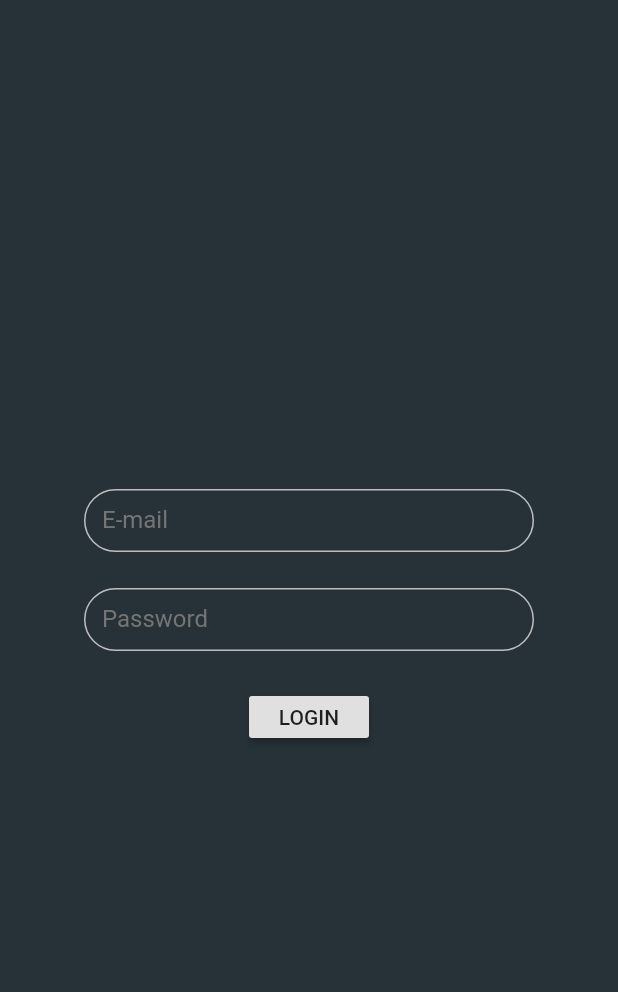
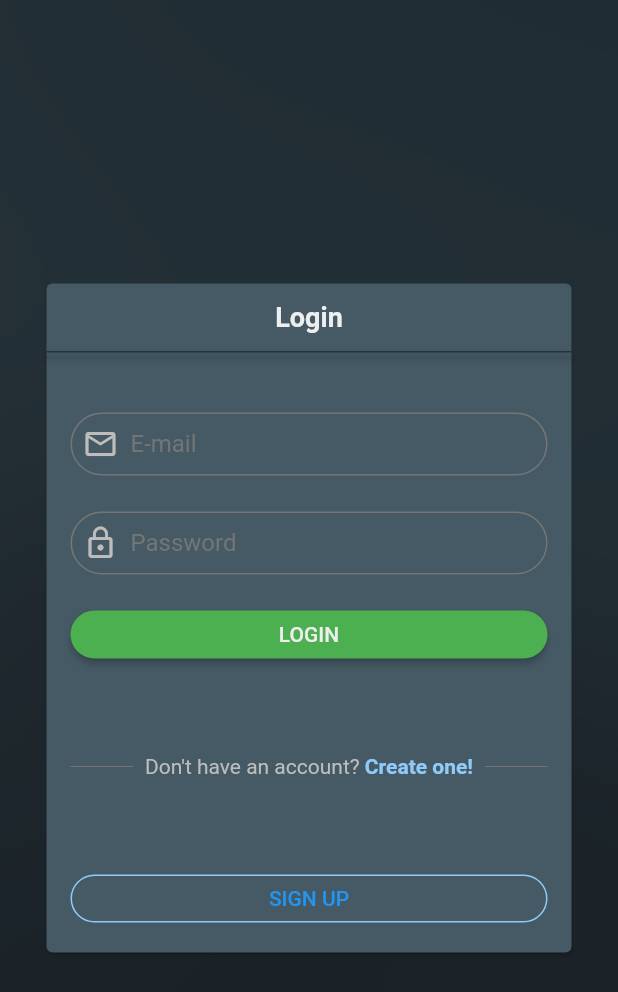
Before and after one commit to march-dev/gamesave-sync, a Flutter app: the LoginPage screen opened by its route, on a phone screen of 412 x 824 dp. Shown: the top 992 px of the screen. Run offline on Flutter 3.47's test engine with Material 2 defaults, Android fonts, the phone set to English and light mode, and no system bars; missing offline and left inert: flutter_simple_dependency_injection.

Commit message:
added section grouping files, added several widgets, added bg image, added signup page

```diff
--- a/lib/features/dashboard/dashboard.bloc.dart
+++ b/lib/features/dashboard/dashboard.bloc.dart
@@ -1,7 +1,6 @@
 import 'package:flutter/foundation.dart';
 
-import '../../services/base.bloc.dart';
-import '../../services/navigation.service.dart';
+import '../../services/services.dart';
 
 class DashboardBloc implements BaseBloc {
   const DashboardBloc({
--- /dev/null
+++ b/lib/features/features.dart
@@ -0,0 +1,4 @@
+export 'login/login.page.dart';
+export 'signup/signup.page.dart';
+export 'startup/startup.page.dart';
+export 'dashboard/dashboard.page.dart';
--- a/lib/features/login/login.bloc.dart
+++ b/lib/features/login/login.bloc.dart
@@ -1,16 +1,16 @@
 import 'package:flutter/foundation.dart';
 
-import '../../services/base.bloc.dart';
-import '../../services/auth.service.dart';
-import '../../services/navigation.service.dart';
+import '../../services/services.dart';
 
 class LoginBloc implements BaseBloc {
   const LoginBloc({
+    @required this.signupRoute,
     @required this.dashboardRoute,
     @required this.authService,
     @required this.navigationService,
   });
 
+  final String signupRoute;
   final String dashboardRoute;
   final AuthService authService;
   final NavigationService navigationService;
@@ -25,6 +25,8 @@ class LoginBloc implements BaseBloc {
     }
   }
 
+  void signUp() => navigationService.pushNamed(signupRoute);
+
   @override
   void dispose() {}
 }
--- a/lib/features/login/login.page.dart
+++ b/lib/features/login/login.page.dart
@@ -2,11 +2,10 @@ import 'package:flutter/material.dart';
 
 import 'package:flutter_simple_dependency_injection/injector.dart';
 
-import '../login/login.bloc.dart';
+import 'login.bloc.dart';
+import '../features.dart';
 import '../../widgets/widgets.dart';
-import '../dashboard/dashboard.page.dart';
-import '../../services/auth.service.dart';
-import '../../services/navigation.service.dart';
+import '../../services/services.dart';
 
 class LoginPage extends StatefulWidget {
   /// named route of [LoginPage]
@@ -20,6 +19,7 @@ class LoginPage extends StatefulWidget {
 
 class _LoginPageState extends State<LoginPage> {
   final LoginBloc bloc = LoginBloc(
+    signupRoute: SignupPage.route,
     dashboardRoute: DashboardPage.route,
     authService: Injector.getInjector().get<AuthService>(),
     navigationService: Injector.getInjector().get<NavigationService>(),
@@ -27,41 +27,63 @@ class _LoginPageState extends State<LoginPage> {
 
   @override
   Widget build(BuildContext context) {
-    return Scaffold(
-      body: Center(
-        child: ConstrainedBox(
-          constraints: BoxConstraints(
-            maxWidth: 300,
-          ),
-          child: ListView(
-            physics: const BouncingScrollPhysics(),
-            shrinkWrap: true,
-            children: <Widget>[
-              Column(
-                mainAxisAlignment: MainAxisAlignment.center,
-                crossAxisAlignment: CrossAxisAlignment.stretch,
-                mainAxisSize: MainAxisSize.min,
-                children: <Widget>[
+    return Background(
+      child: Scaffold(
+        backgroundColor: Colors.transparent,
+        body: AuthForm(
+          title: 'Login',
+          children: [
             InputForm(
               hintText: 'my@email.com',
               labelText: 'E-mail',
+              prefixIcon: Icons.mail_outline,
             ),
             const SizedBox(height: 24),
             InputForm(
               labelText: 'Password',
               obscureText: true,
+              prefixIcon: Icons.lock_outline,
             ),
             const SizedBox(height: 24),
-                  Center(
-                    child: RaisedButton(
+            Button(
               child: Text('LOGIN'),
               onPressed: () => bloc.login(),
+            ),
+            const SizedBox(height: 64),
+            Row(
+              children: <Widget>[
+                Expanded(child: Divider(color: Colors.grey[600])),
+                Padding(
+                  padding: const EdgeInsets.symmetric(horizontal: 8),
+                  child: Text.rich(
+                    TextSpan(
+                      children: [
+                        TextSpan(
+                          text: 'Don\'t have an account? ',
+                        ),
+                        TextSpan(
+                          text: 'Create one!',
+                          style: TextStyle(
+                            color: Colors.blue[200],
+                            fontWeight: FontWeight.bold,
                           ),
                         ),
                       ],
                     ),
+                    style: TextStyle(
+                      color: Colors.grey[400],
+                    ),
+                  ),
+                ),
+                Expanded(child: Divider(color: Colors.grey[600])),
               ],
             ),
+            const SizedBox(height: 64),
+            Button.outlined(
+              child: Text('SIGN UP'),
+              onPressed: () => bloc.signUp(),
+            ),
+          ],
         ),
       ),
     );
--- /dev/null
+++ b/lib/services/services.dart
@@ -0,0 +1,4 @@
+export 'base.bloc.dart';
+export 'auth.service.dart';
+export 'ioc.provider.dart';
+export 'navigation.service.dart';
--- /dev/null
+++ b/lib/widgets/auth_form.dart
@@ -0,0 +1,83 @@
+import 'package:flutter/material.dart';
+
+class AuthForm extends StatelessWidget {
+  const AuthForm({
+    Key key,
+    @required this.title,
+    @required this.children,
+  })  : assert(title != null),
+        assert(children != null),
+        super(key: key);
+
+  final String title;
+  final Iterable<Widget> children;
+
+  @override
+  Widget build(BuildContext context) {
+    return Center(
+      child: Card(
+        color: Colors.blueGrey[700],
+        child: Container(
+          constraints: BoxConstraints(maxWidth: 350),
+          child: ListView(
+            physics: const BouncingScrollPhysics(),
+            shrinkWrap: true,
+            children: <Widget>[
+              const SizedBox(height: 12),
+              AuthFormTitle(title: title),
+              Padding(
+                padding: const EdgeInsets.all(16),
+                child: Form(
+                  child: Column(
+                    mainAxisSize: MainAxisSize.min,
+                    crossAxisAlignment: CrossAxisAlignment.stretch,
+                    children: <Widget>[
+                      ...children,
+                      const SizedBox(height: 4),
+                    ],
+                  ),
+                ),
+              ),
+            ],
+          ),
+        ),
+      ),
+    );
+  }
+}
+
+class AuthFormTitle extends StatelessWidget {
+  const AuthFormTitle({
+    Key key,
+    @required this.title,
+  })  : assert(title != null),
+        super(key: key);
+
+  final String title;
+
+  @override
+  Widget build(BuildContext context) {
+    return Column(
+      mainAxisSize: MainAxisSize.min,
+      crossAxisAlignment: CrossAxisAlignment.stretch,
+      children: <Widget>[
+        Text(
+          title,
+          style: TextStyle(
+            fontSize: 18,
+            color: Colors.grey[200],
+            fontWeight: FontWeight.bold,
+          ),
+          textAlign: TextAlign.center,
+        ),
+        const SizedBox(height: 12),
+        Material(
+          elevation: 2,
+          color: Colors.blueGrey[900],
+          child: const SizedBox(height: 1),
+        ),
+        const SizedBox(height: 24),
+      ],
+    );
+  }
+}
--- /dev/null
+++ b/lib/widgets/background.dart
@@ -0,0 +1,32 @@
+import 'package:flutter/material.dart';
+
+class Background extends StatelessWidget {
+  const Background({Key key, this.child}) : super(key: key);
+
+  final Widget child;
+
+  @override
+  Widget build(BuildContext context) {
+    return Stack(
+      children: <Widget>[
+        Container(
+          color: Colors.blueGrey[900],
+          child: Opacity(
+            opacity: 0.6,
+            child: Container(
+              decoration: BoxDecoration(
+                image: DecorationImage(
+                  colorFilter:
+                      ColorFilter.mode(Colors.blueGrey[900], BlendMode.multiply),
+                  image: AssetImage('images/background.png'),
+                  fit: BoxFit.cover,
+                ),
+              ),
+            ),
+          ),
+        ),
+        child,
+      ],
+    );
+  }
+}
--- /dev/null
+++ b/lib/widgets/button.dart
@@ -0,0 +1,106 @@
+import 'package:flutter/material.dart';
+
+enum _ButtonType { raised, flat, outlined }
+
+class ColorPreset {
+  const ColorPreset(
+    this.mainColor,
+    this.textColor,
+    this.borderSideColor,
+    this.highlightedBorderColor,
+  );
+
+  final Color mainColor;
+  final Color textColor;
+  final Color borderSideColor;
+  final Color highlightedBorderColor;
+
+  static const blueOutlined = ColorPreset(
+    Colors.blue,
+    Colors.blue,
+    Color(0xff90caf9),
+    Colors.blue,
+  );
+  static const greenRaised = ColorPreset(
+    Colors.green,
+    Color(0xffeeeeee),
+    Colors.green,
+    Colors.green,
+  );
+  static const blueRaised = ColorPreset(
+    Colors.blue,
+    Color(0xffeeeeee),
+    Colors.blue,
+    Colors.blue,
+  );
+}
+
+class Button extends StatelessWidget {
+  const Button({
+    Key key,
+    this.onPressed,
+    this.preset = ColorPreset.greenRaised,
+    @required this.child,
+  })  : type = _ButtonType.raised,
+        assert(child != null),
+        super(key: key);
+
+  const Button.outlined({
+    Key key,
+    this.onPressed,
+    this.preset = ColorPreset.blueOutlined,
+    @required this.child,
+  })  : type = _ButtonType.outlined,
+        assert(child != null),
+        super(key: key);
+
+  final _ButtonType type;
+
+  final ColorPreset preset;
+
+  final Widget child;
+  final VoidCallback onPressed;
+
+  Widget get _buildButton {
+    Widget result;
+
+    switch (type) {
+      case _ButtonType.outlined:
+        result = OutlineButton(
+          child: child,
+          onPressed: onPressed,
+          textColor: preset.textColor,
+          highlightedBorderColor: preset.highlightedBorderColor,
+          borderSide: BorderSide(
+            color: preset.borderSideColor,
+          ),
+          shape: RoundedRectangleBorder(
+            borderRadius: const BorderRadius.all(Radius.circular(30)),
+          ),
+        );
+        break;
+
+      case _ButtonType.raised:
+      default:
+        result = RaisedButton(
+          child: child,
+          onPressed: onPressed,
+          color: preset.mainColor,
+          textColor: preset.textColor,
+          shape: RoundedRectangleBorder(
+            borderRadius: const BorderRadius.all(Radius.circular(30)),
+          ),
+        );
+    }
+
+    return result;
+  }
+
+  @override
+  Widget build(BuildContext context) {
+    return Container(
+      height: 32,
+      child: _buildButton,
+    );
+  }
+}
--- a/lib/widgets/input.dart
+++ b/lib/widgets/input.dart
@@ -1,15 +1,50 @@
 import 'package:flutter/material.dart';
+
+InputDecoration _getInputDecoration({
+  @required String hintText,
+  @required String labelText,
+  @required IconData prefixIcon,
+}) =>
+    InputDecoration(
+      contentPadding: const EdgeInsets.symmetric(horizontal: 12),
+      focusedBorder: OutlineInputBorder(
+        borderRadius: const BorderRadius.all(Radius.circular(30)),
+        borderSide: BorderSide(color: Colors.grey[400]),
+        gapPadding: prefixIcon != null ? 8 : 0,
+      ),
+      enabledBorder: OutlineInputBorder(
+        borderRadius: const BorderRadius.all(Radius.circular(30)),
+        borderSide: BorderSide(color: Colors.grey[600]),
+        gapPadding: prefixIcon != null ? 8 : 0,
+      ),
+      hintText: hintText,
+      labelText: labelText,
+      hintStyle: TextStyle(
+        color: Colors.grey[600],
+      ),
+      labelStyle: TextStyle(
+        color: Colors.grey[600],
+      ),
+      prefixIcon: prefixIcon != null
+          ? Icon(
+              prefixIcon,
+              color: Colors.grey[400],
+            )
+          : null,
+    );
 
 class Input extends StatelessWidget {
   const Input({
     Key key,
     this.hintText,
     this.labelText,
+    this.prefixIcon,
     this.obscureText = false,
   }) : super(key: key);
 
   final String hintText;
   final String labelText;
+  final IconData prefixIcon;
 
   final bool obscureText;
 
@@ -18,31 +53,10 @@ class Input extends StatelessWidget {
     return Container(
       height: 42,
       child: TextFormField(
-        decoration: InputDecoration(
-          contentPadding: const EdgeInsets.symmetric(horizontal: 12),
-          border: OutlineInputBorder(
-            borderRadius: const BorderRadius.all(Radius.circular(30)),
-            borderSide: BorderSide(color: Colors.grey[400]),
-            gapPadding: 0,
-          ),
-          focusedBorder: OutlineInputBorder(
-            borderRadius: const BorderRadius.all(Radius.circular(30)),
-            borderSide: BorderSide(color: Colors.grey[400]),
-            gapPadding: 0,
-          ),
-          enabledBorder: OutlineInputBorder(
-            borderRadius: const BorderRadius.all(Radius.circular(30)),
-            borderSide: BorderSide(color: Colors.grey[400]),
-            gapPadding: 0,
-          ),
+        decoration: _getInputDecoration(
           hintText: hintText,
           labelText: labelText,
-          hintStyle: TextStyle(
-            color: Colors.grey[600],
-          ),
-          labelStyle: TextStyle(
-            color: Colors.grey[600],
-          ),
+          prefixIcon: prefixIcon,
         ),
         obscureText: obscureText,
         style: TextStyle(color: Colors.grey[200]),
@@ -56,11 +70,13 @@ class InputForm extends StatelessWidget {
     Key key,
     this.hintText,
     this.labelText,
+    this.prefixIcon,
     this.obscureText = false,
   }) : super(key: key);
 
   final String hintText;
   final String labelText;
+  final IconData prefixIcon;
 
   final bool obscureText;
 
@@ -69,34 +85,13 @@ class InputForm extends StatelessWidget {
     return Container(
       height: 42,
       child: TextFormField(
-        decoration: InputDecoration(
-          contentPadding: const EdgeInsets.symmetric(horizontal: 12),
-          border: OutlineInputBorder(
-            borderRadius: const BorderRadius.all(Radius.circular(30)),
-            borderSide: BorderSide(color: Colors.grey[400]),
-            gapPadding: 0,
-          ),
-          focusedBorder: OutlineInputBorder(
-            borderRadius: const BorderRadius.all(Radius.circular(30)),
-            borderSide: BorderSide(color: Colors.grey[400]),
-            gapPadding: 0,
-          ),
-          enabledBorder: OutlineInputBorder(
-            borderRadius: const BorderRadius.all(Radius.circular(30)),
-            borderSide: BorderSide(color: Colors.grey[400]),
-            gapPadding: 0,
-          ),
+        decoration: _getInputDecoration(
           hintText: hintText,
           labelText: labelText,
-          hintStyle: TextStyle(
-            color: Colors.grey[600],
-          ),
-          labelStyle: TextStyle(
-            color: Colors.grey[600],
-          ),
+          prefixIcon: prefixIcon,
         ),
         obscureText: obscureText,
-        style: TextStyle(color: Colors.grey[200]),
+        style: TextStyle(color: Colors.white),
       ),
     );
   }
--- a/lib/widgets/widgets.dart
+++ b/lib/widgets/widgets.dart
@@ -1 +1,5 @@
 export 'input.dart';
+export 'button.dart';
+export 'auth_form.dart';
+export 'background.dart';
+export 'transparent_appbar.dart';
--- a/pubspec.yaml
+++ b/pubspec.yaml
@@ -28,6 +28,9 @@ dev_dependencies:
 flutter:
   uses-material-design: true
 
+  assets:
+    - images/background.png
+
   # See https://github.com/flutter/flutter/wiki/Desktop-shells#fonts
   fonts:
     - family: Roboto
```
Also changed, not shown: lib/features/signup/signup.bloc.dart (added, +28 -0 lines), lib/features/signup/signup.page.dart (added, +64 -0 lines), lib/features/startup/startup.page.dart (+11 -9 lines), lib/main.dart (+3 -5 lines), lib/services/auth.service.dart (+7 -2 lines), lib/widgets/transparent_appbar.dart (added, +29 -0 lines), images/background.png (added), 2 other files. Lines whose indentation alone changed are shown as unchanged.
